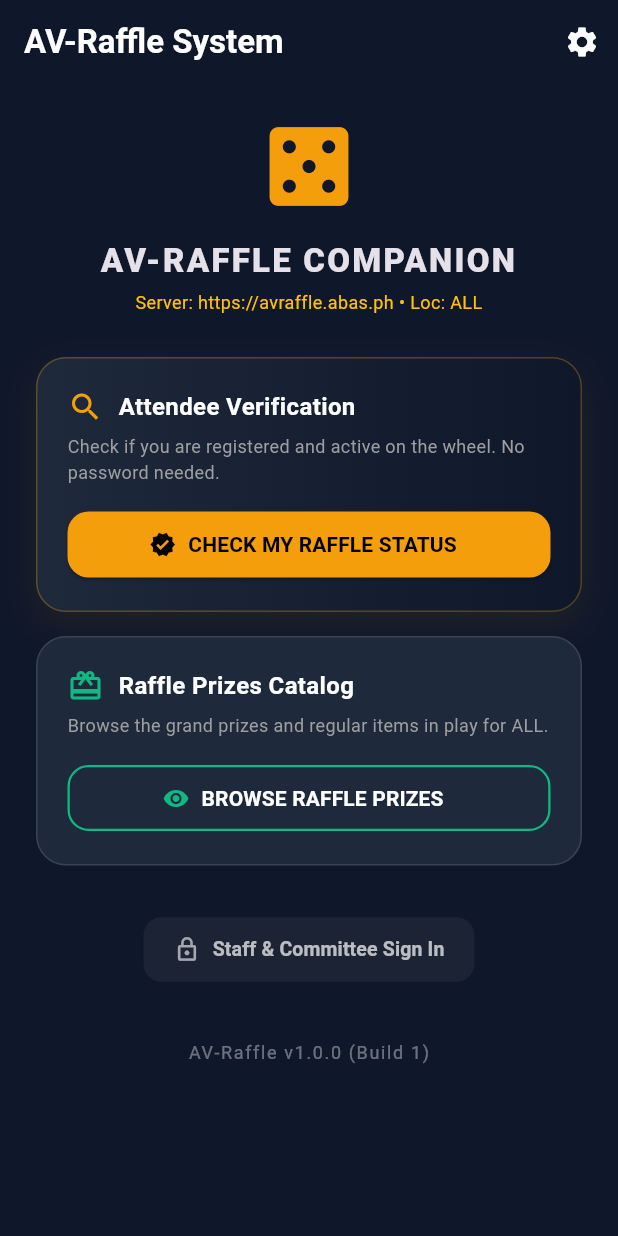
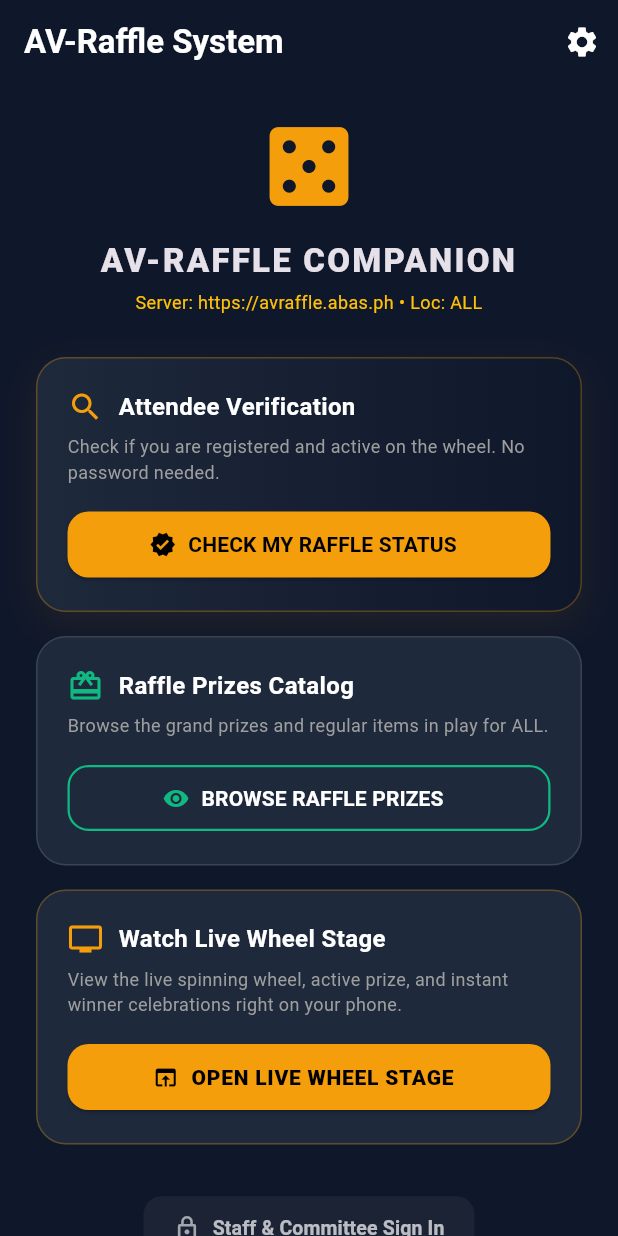
Before and after one commit to avegabros/avraffle, a Flutter app: the screen it shows after launch, on a phone screen of 412 x 824 dp. Run offline on Flutter 3.47's test engine with Material 3 defaults, Android fonts, the phone set to English and light mode, and no system bars; our stand-ins replace image_picker, shared_preferences, vibration, wakelock_plus; missing offline and left inert: mobile_scanner.

Commit message:
feat(mobile): add direct live wheel stage link for attendees without login

```diff
--- a/mobile/lib/main.dart
+++ b/mobile/lib/main.dart
@@ -2,6 +2,7 @@ import 'dart:convert';
 import 'package:flutter/material.dart';
 import 'package:shared_preferences/shared_preferences.dart';
 import 'package:http/http.dart' as http;
+import 'package:url_launcher/url_launcher.dart';
 import 'modes/registration_mode.dart';
 import 'modes/emcee_mode.dart';
 import 'modes/prize_management_mode.dart';
@@ -241,7 +242,6 @@ class _MainGateScreenState extends State<MainGateScreen> {
 
   void _showSettingsDialog() {
     final urlController = TextEditingController(text: _serverUrl);
-    String tempLoc = _location;
 
     showDialog(
       context: context,
@@ -497,6 +497,64 @@ class _MainGateScreenState extends State<MainGateScreen> {
                   ],
                 ),
               ),
+              const SizedBox(height: 16),
+
+              // Card 3: Live Wheel Stage Viewer (No login required)
+              Container(
+                padding: const EdgeInsets.all(20),
+                decoration: BoxDecoration(
+                  color: const Color(0xFF1E293B),
+                  borderRadius: BorderRadius.circular(20),
+                  border: Border.all(color: const Color(0xFFF59E0B).withValues(alpha: 0.3)),
+                ),
+                child: Column(
+                  crossAxisAlignment: CrossAxisAlignment.stretch,
+                  children: [
+                    const Row(
+                      children: [
+                        Icon(Icons.tv, color: Color(0xFFF59E0B), size: 24),
+                        SizedBox(width: 10),
+                        Text(
+                          'Watch Live Wheel Stage',
+                          style: TextStyle(fontSize: 16, fontWeight: FontWeight.bold, color: Colors.white),
+                        ),
+                      ],
+                    ),
+                    const SizedBox(height: 6),
+                    const Text(
+                      'View the live spinning wheel, active prize, and instant winner celebrations right on your phone.',
+                      style: TextStyle(fontSize: 12, color: Colors.grey),
+                    ),
+                    const SizedBox(height: 16),
+                    ElevatedButton.icon(
+                      icon: const Icon(Icons.open_in_browser, color: Colors.black),
+                      label: const Padding(
+                        padding: EdgeInsets.symmetric(vertical: 12.0),
+                        child: Text(
+                          'OPEN LIVE WHEEL STAGE',
+                          style: TextStyle(fontWeight: FontWeight.w900, color: Colors.black, letterSpacing: 0.5),
+                        ),
+                      ),
+                      style: ElevatedButton.styleFrom(
+                        backgroundColor: const Color(0xFFF59E0B),
+                        shape: RoundedRectangleBorder(borderRadius: BorderRadius.circular(14)),
+                      ),
+                      onPressed: () async {
+                        final uri = Uri.parse('$_serverUrl/stage');
+                        try {
+                          await launchUrl(uri, mode: LaunchMode.externalApplication);
+                        } catch (_) {
+                          if (context.mounted) {
+                            ScaffoldMessenger.of(context).showSnackBar(
+                              SnackBar(content: Text('Could not open stage URL: $uri')),
+                            );
+                          }
+                        }
+                      },
+                    ),
+                  ],
+                ),
+              ),
               const SizedBox(height: 32),
 
               // Staff Login Button (Cleans up the screen, avoids raw inputs)
--- a/mobile/pubspec.yaml
+++ b/mobile/pubspec.yaml
@@ -43,6 +43,7 @@ dependencies:
   camera: ^0.12.2
   image_picker: ^1.2.4
   wakelock_plus: ^1.8.2
+  url_launcher: ^6.3.3
 
 dev_dependencies:
   flutter_test:
```
Also changed, not shown: mobile/pubspec.lock, 5 other files.
